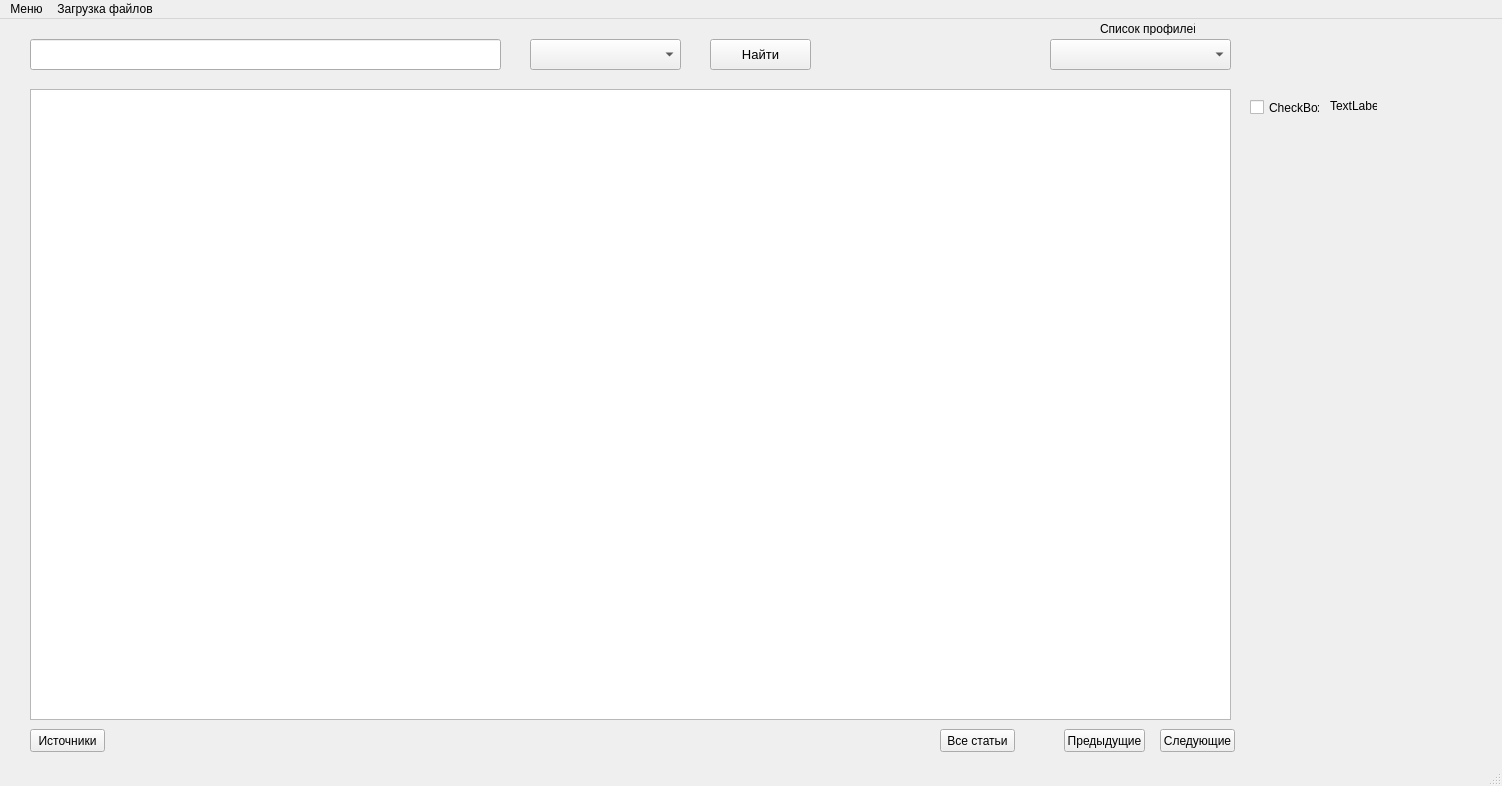
Above: OmGTU.ui from Tek4to/pythonPyQT before the change. Below: the same form after it.
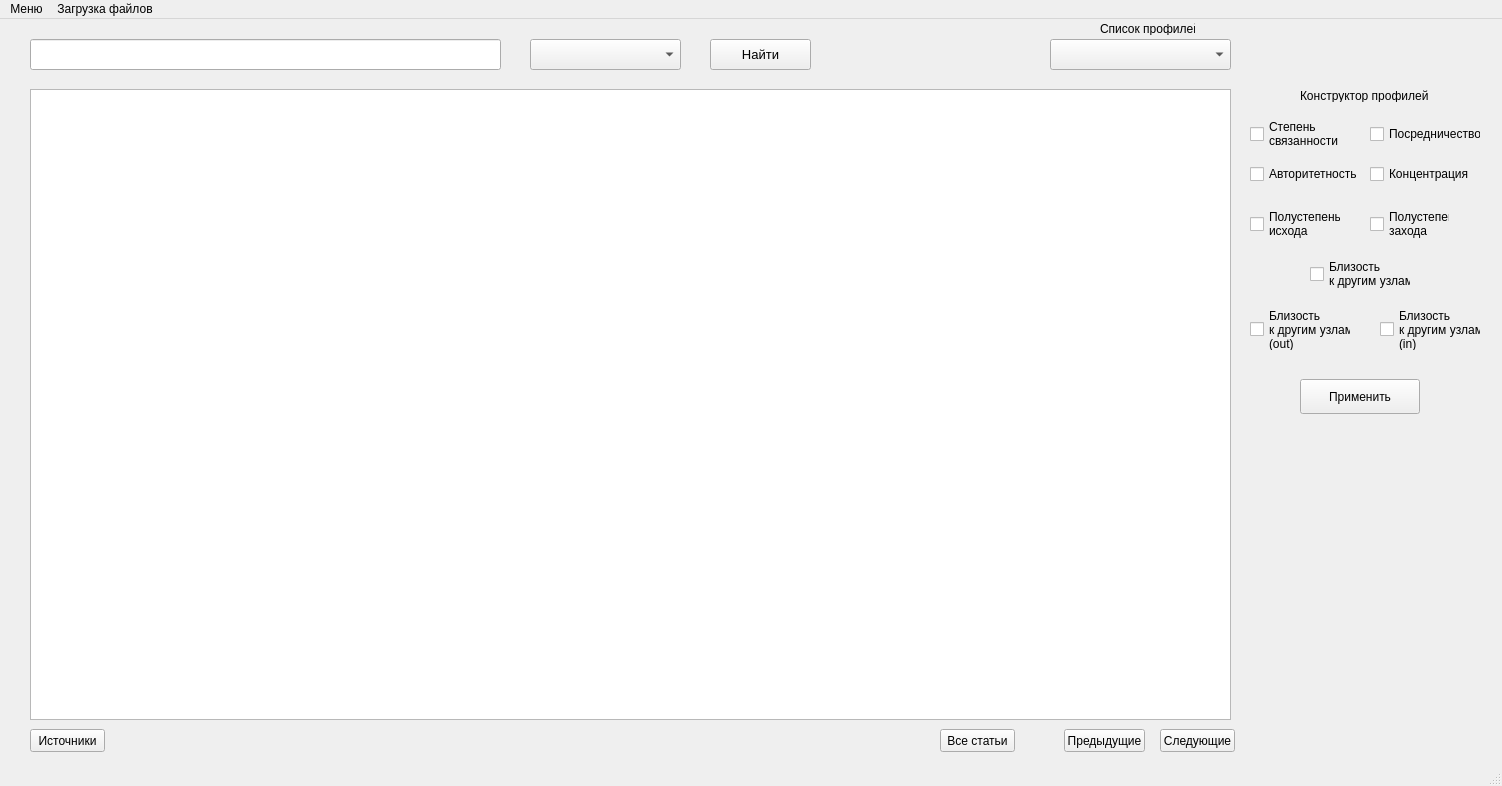
That is the form after the change.

Patch:
```diff
--- a/OmGTU.ui
+++ b/OmGTU.ui
@@ -199,26 +199,151 @@
     <property name="geometry">
      <rect>
       <x>1250</x>
-      <y>80</y>
-      <width>70</width>
-      <height>17</height>
+      <y>100</y>
+      <width>91</width>
+      <height>30</height>
      </rect>
     </property>
     <property name="text">
-     <string>CheckBox</string>
+     <string>Степень 
+связанности</string>
+    </property>
+   </widget>
+   <widget class="QCheckBox" name="betw_checkBox_2">
+    <property name="geometry">
+     <rect>
+      <x>1370</x>
+      <y>100</y>
+      <width>111</width>
+      <height>30</height>
+     </rect>
+    </property>
+    <property name="text">
+     <string>Посредничество</string>
+    </property>
+   </widget>
+   <widget class="QCheckBox" name="auth_checkBox_3">
+    <property name="geometry">
+     <rect>
+      <x>1250</x>
+      <y>140</y>
+      <width>111</width>
+      <height>30</height>
+     </rect>
+    </property>
+    <property name="text">
+     <string>Авторитетность</string>
+    </property>
+   </widget>
+   <widget class="QCheckBox" name="hub_checkBox_4">
+    <property name="geometry">
+     <rect>
+      <x>1370</x>
+      <y>140</y>
+      <width>101</width>
+      <height>30</height>
+     </rect>
+    </property>
+    <property name="text">
+     <string>Концентрация</string>
+    </property>
+   </widget>
+   <widget class="QCheckBox" name="clos_checkBox_5">
+    <property name="geometry">
+     <rect>
+      <x>1310</x>
+      <y>240</y>
+      <width>101</width>
+      <height>30</height>
+     </rect>
+    </property>
+    <property name="text">
+     <string>Близость
+к другим узлам</string>
+    </property>
+   </widget>
+   <widget class="QCheckBox" name="deg_out_checkBox_6">
+    <property name="geometry">
+     <rect>
+      <x>1250</x>
+      <y>190</y>
+      <width>91</width>
+      <height>30</height>
+     </rect>
+    </property>
+    <property name="text">
+     <string>Полустепень
+исхода</string>
     </property>
    </widget>
    <widget class="QLabel" name="label_2">
     <property name="geometry">
      <rect>
-      <x>1330</x>
-      <y>80</y>
-      <width>47</width>
+      <x>1300</x>
+      <y>70</y>
+      <width>130</width>
       <height>13</height>
      </rect>
     </property>
     <property name="text">
-     <string>TextLabel</string>
+     <string>Конструктор профилей</string>
+    </property>
+   </widget>
+   <widget class="QCheckBox" name="deg_in_checkBox_7">
+    <property name="geometry">
+     <rect>
+      <x>1370</x>
+      <y>190</y>
+      <width>80</width>
+      <height>30</height>
+     </rect>
+    </property>
+    <property name="text">
+     <string>Полустепень 
+захода</string>
+    </property>
+   </widget>
+   <widget class="QCheckBox" name="clos_out_checkBox_8">
+    <property name="geometry">
+     <rect>
+      <x>1250</x>
+      <y>290</y>
+      <width>101</width>
+      <height>41</height>
+     </rect>
+    </property>
+    <property name="text">
+     <string>Близость
+к другим узлам
+(out)</string>
+    </property>
+   </widget>
+   <widget class="QCheckBox" name="clos_in_checkBox_9">
+    <property name="geometry">
+     <rect>
+      <x>1380</x>
+      <y>290</y>
+      <width>101</width>
+      <height>41</height>
+     </rect>
+    </property>
+    <property name="text">
+     <string>Близость
+к другим узлам
+(in)</string>
+    </property>
+   </widget>
+   <widget class="QPushButton" name="constr_pushButton">
+    <property name="geometry">
+     <rect>
+      <x>1300</x>
+      <y>360</y>
+      <width>120</width>
+      <height>35</height>
+     </rect>
+    </property>
+    <property name="text">
+     <string>Применить</string>
     </property>
    </widget>
   </widget>
```
Left out of the diff: 2 changed lines with no effect on the pictures.
